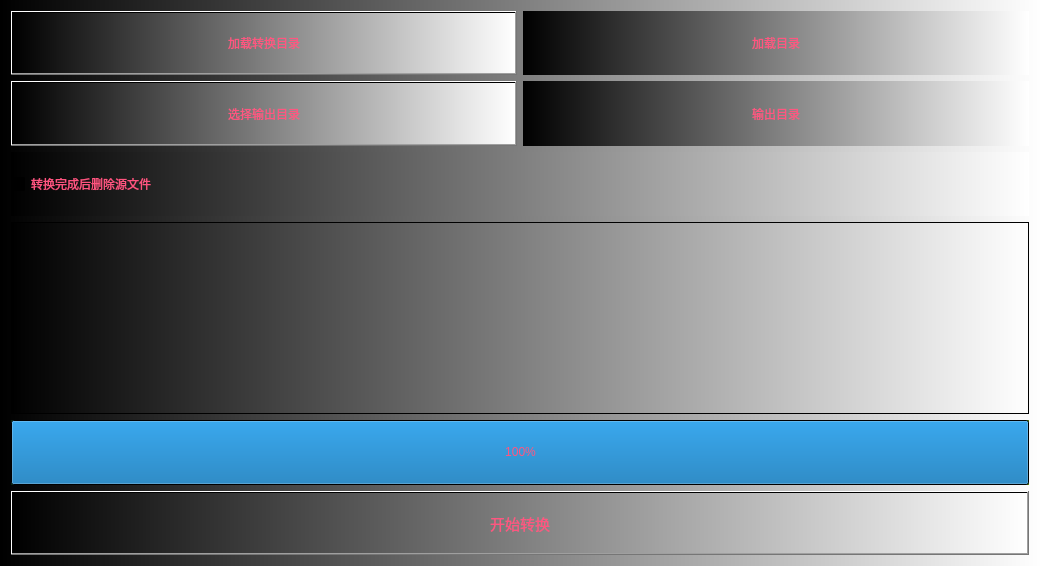
First picture: the form in videoconvert.ui, repository MyQt/UITest, before the edit.
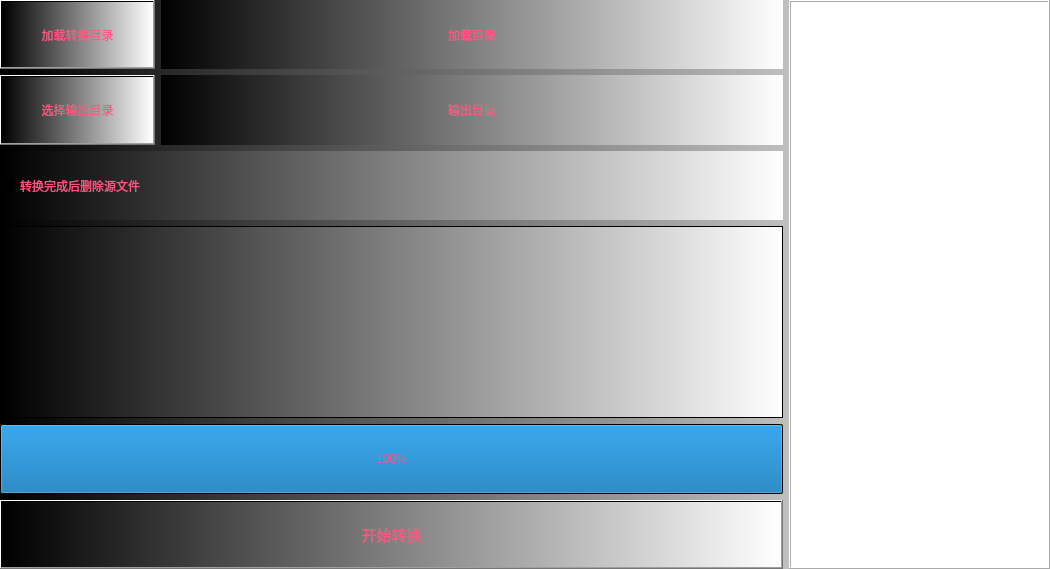
Second picture: the form after the edit.

```diff
--- a/videoconvert.ui
+++ b/videoconvert.ui
@@ -6,8 +6,8 @@
    <rect>
     <x>0</x>
     <y>0</y>
-    <width>1040</width>
-    <height>566</height>
+    <width>1050</width>
+    <height>569</height>
    </rect>
   </property>
   <property name="windowTitle">
@@ -19,51 +19,37 @@
 background-color: qlineargradient(spread:pad, x1:0, y1:0, x2:1, y2:0, stop:0 rgba(0, 0, 0, 255), stop:1 rgba(255, 255, 255, 255));
 border-color: qradialgradient(spread:pad, cx:0.5, cy:0.5, radius:0.5, fx:0.5, fy:0.5, stop:0 rgba(255, 255, 255, 255), stop:0.1 rgba(255, 255, 255, 255), stop:0.2 rgba(255, 176, 176, 167), stop:0.3 rgba(255, 151, 151, 92), stop:0.4 rgba(255, 125, 125, 51), stop:0.5 rgba(255, 76, 76, 205), stop:0.52 rgba(255, 76, 76, 205), stop:0.6 rgba(255, 180, 180, 84), stop:1 rgba(255, 255, 255, 0));</string>
   </property>
-  <layout class="QGridLayout" name="gridLayout">
+  <layout class="QGridLayout" name="gridLayout_4" columnstretch="3,1">
+   <property name="leftMargin">
+    <number>0</number>
+   </property>
+   <property name="topMargin">
+    <number>0</number>
+   </property>
+   <property name="rightMargin">
+    <number>0</number>
+   </property>
+   <property name="bottomMargin">
+    <number>0</number>
+   </property>
    <item row="0" column="0">
-    <widget class="QPushButton" name="btn_choice_load">
-     <property name="sizePolicy">
-      <sizepolicy hsizetype="Expanding" vsizetype="Expanding">
-       <horstretch>0</horstretch>
-       <verstretch>0</verstretch>
-      </sizepolicy>
-     </property>
+    <layout class="QGridLayout" name="gridLayout_2" columnstretch="1,4">
+     <item row="3" column="0" colspan="2">
+      <widget class="QListView" name="list_file">
      <property name="maximumSize">
       <size>
        <width>16777215</width>
        <height>16777215</height>
       </size>
      </property>
-     <property name="toolTip">
-      <string>选择要转码的视频文件目录</string>
-     </property>
-     <property name="autoFillBackground">
-      <bool>false</bool>
-     </property>
-     <property name="text">
-      <string>加载转换目录</string>
-     </property>
-    </widget>
-   </item>
-   <item row="0" column="1">
-    <widget class="QLabel" name="label_dir_load">
-     <property name="sizePolicy">
-      <sizepolicy hsizetype="Expanding" vsizetype="Expanding">
-       <horstretch>0</horstretch>
-       <verstretch>0</verstretch>
-      </sizepolicy>
-     </property>
-     <property name="maximumSize">
-      <size>
-       <width>16777215</width>
-       <height>16777215</height>
-      </size>
-     </property>
-     <property name="text">
-      <string>加载目录</string>
-     </property>
-     <property name="alignment">
-      <set>Qt::AlignCenter</set>
+       <property name="styleSheet">
+        <string notr="true">color: rgba(255, 85, 128);
+font: 75 11pt &quot;微软雅黑&quot;;
+background-color: qlineargradient(spread:pad, x1:0, y1:0, x2:1, y2:0, stop:0 rgba(0, 0, 0, 255), stop:1 rgba(255, 255, 255, 255));
+border-color: qradialgradient(spread:pad, cx:0.5, cy:0.5, radius:0.5, fx:0.5, fy:0.5, stop:0 rgba(255, 255, 255, 255), stop:0.1 rgba(255, 255, 255, 255), stop:0.2 rgba(255, 176, 176, 167), stop:0.3 rgba(255, 151, 151, 92), stop:0.4 rgba(255, 125, 125, 51), stop:0.5 rgba(255, 76, 76, 205), stop:0.52 rgba(255, 76, 76, 205), stop:0.6 rgba(255, 180, 180, 84), stop:1 rgba(255, 255, 255, 0));</string>
+       </property>
+       <property name="editTriggers">
+        <set>QAbstractItemView::NoEditTriggers</set>
      </property>
     </widget>
    </item>
@@ -92,6 +78,28 @@
      </property>
     </widget>
    </item>
+     <item row="0" column="1">
+      <widget class="QLabel" name="label_dir_load">
+       <property name="sizePolicy">
+        <sizepolicy hsizetype="Expanding" vsizetype="Expanding">
+         <horstretch>0</horstretch>
+         <verstretch>0</verstretch>
+        </sizepolicy>
+       </property>
+       <property name="maximumSize">
+        <size>
+         <width>16777215</width>
+         <height>16777215</height>
+        </size>
+       </property>
+       <property name="text">
+        <string>加载目录</string>
+       </property>
+       <property name="alignment">
+        <set>Qt::AlignCenter</set>
+       </property>
+      </widget>
+     </item>
    <item row="1" column="1">
     <widget class="QLabel" name="label_dir_out">
      <property name="sizePolicy">
@@ -114,38 +122,6 @@
      </property>
     </widget>
    </item>
-   <item row="2" column="0" colspan="2">
-    <widget class="QCheckBox" name="chk_delete_source">
-     <property name="sizePolicy">
-      <sizepolicy hsizetype="Expanding" vsizetype="Expanding">
-       <horstretch>0</horstretch>
-       <verstretch>0</verstretch>
-      </sizepolicy>
-     </property>
-     <property name="text">
-      <string>转换完成后删除源文件</string>
-     </property>
-    </widget>
-   </item>
-   <item row="3" column="0" colspan="2">
-    <widget class="QListView" name="list_file">
-     <property name="maximumSize">
-      <size>
-       <width>16777215</width>
-       <height>16777215</height>
-      </size>
-     </property>
-     <property name="styleSheet">
-      <string notr="true">color: rgba(255, 85, 128);
-font: 75 11pt &quot;微软雅黑&quot;;
-background-color: qlineargradient(spread:pad, x1:0, y1:0, x2:1, y2:0, stop:0 rgba(0, 0, 0, 255), stop:1 rgba(255, 255, 255, 255));
-border-color: qradialgradient(spread:pad, cx:0.5, cy:0.5, radius:0.5, fx:0.5, fy:0.5, stop:0 rgba(255, 255, 255, 255), stop:0.1 rgba(255, 255, 255, 255), stop:0.2 rgba(255, 176, 176, 167), stop:0.3 rgba(255, 151, 151, 92), stop:0.4 rgba(255, 125, 125, 51), stop:0.5 rgba(255, 76, 76, 205), stop:0.52 rgba(255, 76, 76, 205), stop:0.6 rgba(255, 180, 180, 84), stop:1 rgba(255, 255, 255, 0));</string>
-     </property>
-     <property name="editTriggers">
-      <set>QAbstractItemView::NoEditTriggers</set>
-     </property>
-    </widget>
-   </item>
    <item row="4" column="0" colspan="2">
     <widget class="QProgressBar" name="progress_convert">
      <property name="sizePolicy">
@@ -194,6 +170,62 @@
      </property>
      <property name="text">
       <string>开始转换</string>
+       </property>
+      </widget>
+     </item>
+     <item row="0" column="0">
+      <widget class="QPushButton" name="btn_choice_load">
+       <property name="sizePolicy">
+        <sizepolicy hsizetype="Expanding" vsizetype="Expanding">
+         <horstretch>0</horstretch>
+         <verstretch>0</verstretch>
+        </sizepolicy>
+       </property>
+       <property name="maximumSize">
+        <size>
+         <width>16777215</width>
+         <height>16777215</height>
+        </size>
+       </property>
+       <property name="toolTip">
+        <string>选择要转码的视频文件目录</string>
+       </property>
+       <property name="autoFillBackground">
+        <bool>false</bool>
+       </property>
+       <property name="text">
+        <string>加载转换目录</string>
+       </property>
+      </widget>
+     </item>
+     <item row="2" column="0" colspan="2">
+      <widget class="QCheckBox" name="chk_delete_source">
+       <property name="sizePolicy">
+        <sizepolicy hsizetype="Expanding" vsizetype="Expanding">
+         <horstretch>0</horstretch>
+         <verstretch>0</verstretch>
+        </sizepolicy>
+       </property>
+       <property name="text">
+        <string>转换完成后删除源文件</string>
+       </property>
+      </widget>
+     </item>
+    </layout>
+   </item>
+   <item row="0" column="1">
+    <widget class="QTextBrowser" name="textBrowser_ConsoleOut">
+     <property name="styleSheet">
+      <string notr="true">background-color: rgb(255, 255, 255);</string>
+     </property>
+     <property name="frameShape">
+      <enum>QFrame::Box</enum>
+     </property>
+     <property name="frameShadow">
+      <enum>QFrame::Raised</enum>
+     </property>
+     <property name="documentTitle">
+      <string>标准输出</string>
      </property>
     </widget>
    </item>
```
Lines whose indentation alone changed are shown as unchanged.
